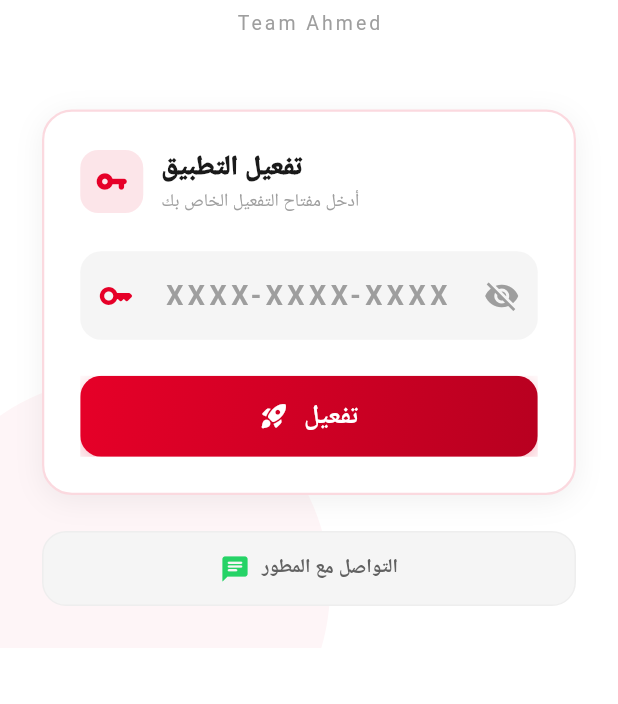
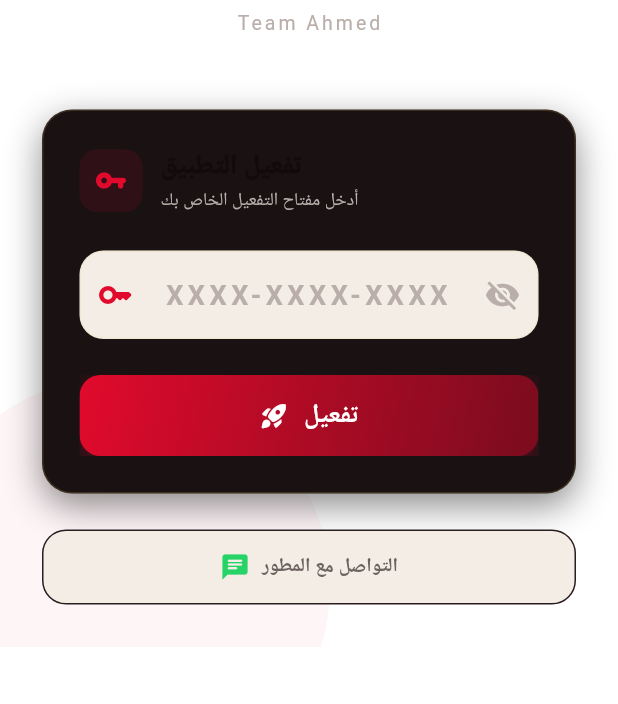
Before and after one commit to alaarafeek5522-ai/card_vf_v1, a Flutter app: the screen it shows after launch, on a phone screen of 412 x 824 dp, the part 387-1091 px from its top. Run offline on Flutter 3.47's test engine with Material 3 defaults, Android fonts, the phone set to English and light mode, and no system bars; drawn by our look-alikes of flutter_animate; our stand-ins replace confetti, connectivity_plus, device_info_plus, flutter_contacts, google_fonts, package_info_plus and 2 more; network calls fail; Roboto replaces fonts that are missing (Cairo).

Commit message:
Update app_theme.dart

```diff
--- a/lib/theme/app_theme.dart
+++ b/lib/theme/app_theme.dart
@@ -1,90 +1,202 @@
+import 'dart:ui';
 import 'package:flutter/material.dart';
 import 'package:google_fonts/google_fonts.dart';
 
 class AppTheme {
-  // ألوان فودافون الرسمية
-  static const Color redVF      = Color(0xFFE60028);
-  static const Color darkRed    = Color(0xFFB80020);
-  static const Color white      = Color(0xFFFFFFFF);
-  static const Color offWhite   = Color(0xFFF5F5F5);
-  static const Color lightGrey  = Color(0xFFEEEEEE);
-  static const Color grey       = Color(0xFF9E9E9E);
-  static const Color darkGrey   = Color(0xFF616161);
-  static const Color black      = Color(0xFF1A1A1A);
-  static const Color gold       = Color(0xFFFFD700);
-  static const Color starColor  = Color(0xFFFFB300);
+  // ===== خلفية فخمة (أسود مطفي بدرجات) =====
+  static const Color bgDark      = Color(0xFF0B0708);
+  static const Color bgDark2     = Color(0xFF130B0C);
+  static const Color surface     = Color(0xFF1A1113);
+  static const Color surfaceAlt  = Color(0xFF221518);
 
-  // كارت ابيض
-  static BoxDecoration whiteCard({Color? borderColor}) => BoxDecoration(
-    color: white,
-    borderRadius: BorderRadius.circular(20),
+  // ===== أحمر فودافون فخم (ماروون + احمر غامق) =====
+  static const Color redVF       = Color(0xFFE10A2C);
+  static const Color darkRed     = Color(0xFF7A0C1E);
+  static const Color maroon      = Color(0xFF4A0812);
+
+  // ===== ذهبي (اللمسة الفاخرة) =====
+  static const Color gold        = Color(0xFFE8C468);
+  static const Color goldLight   = Color(0xFFF6E7B8);
+  static const Color goldDark    = Color(0xFFAD8A3C);
+  static const Color starColor   = Color(0xFFFFC94A);
+
+  // ===== نصوص ورمادي =====
+  static const Color white       = Color(0xFFFFFFFF);
+  static const Color offWhite    = Color(0xFFF3EDE6);
+  static const Color grey        = Color(0xFFB9AEA9);
+  static const Color darkGrey    = Color(0xFF6E6260);
+  static const Color lightGrey   = Color(0xFF2A1D20);
+  static const Color black       = Color(0xFF120A0B);
+
+  // ===== Gradients =====
+  static const LinearGradient goldGradient = LinearGradient(
+    colors: [Color(0xFFFCEFC7), Color(0xFFE8C468), Color(0xFFAD8A3C)],
+    begin: Alignment.topLeft,
+    end: Alignment.bottomRight,
+  );
+
+  static const LinearGradient rubyGradient = LinearGradient(
+    colors: [Color(0xFFE10A2C), Color(0xFF7A0C1E), Color(0xFF4A0812)],
+    begin: Alignment.topLeft,
+    end: Alignment.bottomRight,
+  );
+
+  static const LinearGradient backgroundGradient = LinearGradient(
+    colors: [bgDark2, bgDark, Color(0xFF160A0C)],
+    begin: Alignment.topCenter,
+    end: Alignment.bottomCenter,
+  );
+
+  static LinearGradient shimmerGold({double t = 0}) => LinearGradient(
+    colors: const [gold, goldLight, gold, goldDark, gold],
+    stops: [
+      0.0,
+      (t - 0.15).clamp(0.0, 1.0),
+      t.clamp(0.0, 1.0),
+      (t + 0.15).clamp(0.0, 1.0),
+      1.0,
+    ],
+    begin: Alignment.centerLeft,
+    end: Alignment.centerRight,
+  );
+
+  // ===== كارت زجاجي فاخر (Glassmorphism) =====
+  static BoxDecoration glassCard({Color? borderColor, double opacity = 0.05, double radius = 22}) => BoxDecoration(
+    color: white.withOpacity(opacity),
+    borderRadius: BorderRadius.circular(radius),
     border: Border.all(
-      color: (borderColor ?? redVF).withOpacity(0.15),
-      width: 1.5,
+      color: (borderColor ?? gold).withOpacity(0.25),
+      width: 1.2,
     ),
     boxShadow: [
-      BoxShadow(
-        color: Colors.black.withOpacity(0.06),
-        blurRadius: 16,
-        offset: const Offset(0, 4),
-      ),
+      BoxShadow(color: Colors.black.withOpacity(0.35), blurRadius: 24, offset: const Offset(0, 10)),
     ],
   );
 
-  // كارت رمادي فاتح
-  static BoxDecoration greyCard({Color? borderColor}) => BoxDecoration(
-    color: offWhite,
-    borderRadius: BorderRadius.circular(20),
+  static Widget glass({required Widget child, double radius = 22, double blur = 14}) {
+    return ClipRRect(
+      borderRadius: BorderRadius.circular(radius),
+      child: BackdropFilter(
+        filter: ImageFilter.blur(sigmaX: blur, sigmaY: blur),
+        child: child,
+      ),
+    );
+  }
+
+  // كارت أساسي (سطح مرتفع فوق الخلفية الغامقة)
+  static BoxDecoration surfaceCard({Color? borderColor, double radius = 22}) => BoxDecoration(
+    color: surface,
+    borderRadius: BorderRadius.circular(radius),
     border: Border.all(
-      color: (borderColor ?? redVF).withOpacity(0.1),
+      color: (borderColor ?? gold).withOpacity(0.18),
       width: 1,
     ),
     boxShadow: [
-      BoxShadow(
-        color: Colors.black.withOpacity(0.04),
-        blurRadius: 10,
-        offset: const Offset(0, 2),
-      ),
+      BoxShadow(color: Colors.black.withOpacity(0.45), blurRadius: 20, offset: const Offset(0, 8)),
     ],
   );
 
+  // كارت متوهج بحدود ذهبية (للعناصر المميزة)
+  static BoxDecoration goldGlowCard({double radius = 22}) => BoxDecoration(
+    color: surfaceAlt,
+    borderRadius: BorderRadius.circular(radius),
+    border: const GradientBoxBorder(gradient: goldGradient, width: 1.4),
+    boxShadow: [
+      BoxShadow(color: gold.withOpacity(0.18), blurRadius: 26, spreadRadius: 1),
+      BoxShadow(color: Colors.black.withOpacity(0.4), blurRadius: 18, offset: const Offset(0, 8)),
+    ],
+  );
+
+  static BoxDecoration greyCard({Color? borderColor}) => surfaceCard(borderColor: borderColor, radius: 18);
+  static BoxDecoration whiteCard({Color? borderColor}) => surfaceCard(borderColor: borderColor, radius: 20);
+
   static ThemeData get theme => ThemeData(
-    brightness: Brightness.light,
-    scaffoldBackgroundColor: offWhite,
-    colorScheme: const ColorScheme.light(
-      primary: redVF,
-      secondary: starColor,
-      surface: white,
+    brightness: Brightness.dark,
+    scaffoldBackgroundColor: bgDark,
+    colorScheme: const ColorScheme.dark(
+      primary: gold,
+      secondary: redVF,
+      surface: surface,
+      onPrimary: black,
+      onSurface: offWhite,
     ),
-    textTheme: GoogleFonts.cairoTextTheme(ThemeData.light().textTheme),
+    textTheme: GoogleFonts.cairoTextTheme(ThemeData.dark().textTheme).apply(
+      bodyColor: offWhite,
+      displayColor: offWhite,
+    ),
     appBarTheme: AppBarTheme(
-      backgroundColor: white,
+      backgroundColor: Colors.transparent,
       elevation: 0,
-      shadowColor: Colors.black.withOpacity(0.1),
       surfaceTintColor: Colors.transparent,
       titleTextStyle: GoogleFonts.cairo(
-        color: black,
+        color: offWhite,
         fontSize: 18,
         fontWeight: FontWeight.bold,
       ),
-      iconTheme: const IconThemeData(color: black),
+      iconTheme: const IconThemeData(color: gold),
     ),
     elevatedButtonTheme: ElevatedButtonThemeData(
       style: ElevatedButton.styleFrom(
-        backgroundColor: redVF,
-        foregroundColor: white,
-        shape: RoundedRectangleBorder(borderRadius: BorderRadius.circular(14)),
+        backgroundColor: gold,
+        foregroundColor: black,
+        elevation: 0,
+        shape: RoundedRectangleBorder(borderRadius: BorderRadius.circular(16)),
         padding: const EdgeInsets.symmetric(vertical: 16),
         textStyle: GoogleFonts.cairo(fontSize: 16, fontWeight: FontWeight.bold),
       ),
     ),
     inputDecorationTheme: InputDecorationTheme(
       filled: true,
-      fillColor: lightGrey,
-      border: OutlineInputBorder(borderRadius: BorderRadius.circular(14), borderSide: BorderSide.none),
-      focusedBorder: OutlineInputBorder(borderRadius: BorderRadius.circular(14),
-          borderSide: const BorderSide(color: redVF, width: 1.5)),
+      fillColor: surface,
+      border: OutlineInputBorder(borderRadius: BorderRadius.circular(16), borderSide: BorderSide(color: gold.withOpacity(0.15))),
+      enabledBorder: OutlineInputBorder(borderRadius: BorderRadius.circular(16), borderSide: BorderSide(color: gold.withOpacity(0.15))),
+      focusedBorder: OutlineInputBorder(borderRadius: BorderRadius.circular(16),
+          borderSide: const BorderSide(color: gold, width: 1.5)),
       contentPadding: const EdgeInsets.symmetric(horizontal: 18, vertical: 16),
+      hintStyle: GoogleFonts.cairo(color: grey),
     ),
   );
+
+  // إبقاء الاسم القديم للتوافق مع الشاشات التي تستخدمه
+  static ThemeData get darkTheme => theme;
 }
+
+/// حدود بتدرج لوني (مش متاحة جاهزة في Flutter)
+class GradientBoxBorder extends BoxBorder {
+  final Gradient gradient;
+  final double width;
+  const GradientBoxBorder({required this.gradient, this.width = 1});
+
+  @override
+  BorderSide get bottom => BorderSide.none;
+  @override
+  BorderSide get top => BorderSide.none;
+
+  @override
+  EdgeInsetsGeometry get dimensions => EdgeInsets.all(width);
+
+  @override
+  bool get isUniform => true;
+
+  @override
+  void paint(Canvas canvas, Rect rect, {TextDirection? textDirection, BoxShape shape = BoxShape.rectangle, BorderRadius? borderRadius}) {
+    final Paint paint = Paint()
+      ..shader = gradient.createShader(rect)
+      ..strokeWidth = width
+      ..style = PaintingStyle.stroke;
+    if (shape == BoxShape.circle) {
+      canvas.drawCircle(rect.center, rect.shortestSide / 2 - width / 2, paint);
+    } else {
+      final RRect rrect = (borderRadius ?? BorderRadius.zero)
+          .toRRect(rect)
+          .deflate(width / 2);
+      canvas.drawRRect(rrect, paint);
+    }
+  }
+
+  @override
+  ShapeBorder scale(double t) => this;
+
+  @override
+  BoxBorder add(ShapeBorder other, {bool reversed = false}) => this;
+}
```
